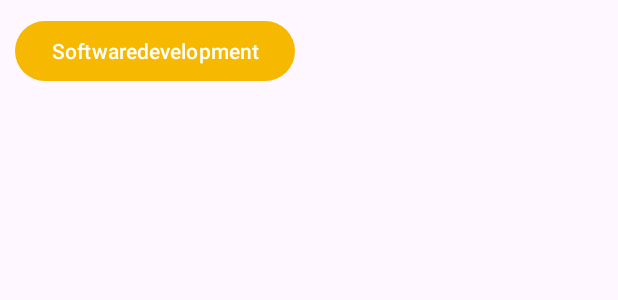
After one commit to jenxwa/Simple-Blog-Android, an Android app: the layout view_blog_chip.xml on its own in the app's theme, with its tools: preview values and no code run, on a phone screen of 412 x 824 dp. The commit adds this screen. Shown: the top 300 px of the screen. Run offline under Robolectric (Android 15) with nearby library versions, the phone set to English and light mode, and no system bars.

Commit message:
gradle adjustments, setup for chips

```diff
--- a/app/build.gradle.kts
+++ b/app/build.gradle.kts
@@ -44,9 +44,9 @@ android {
 
 dependencies {
 
-    implementation("androidx.core:core-ktx:1.9.0")
+    implementation("androidx.core:core-ktx:1.10.1")
     implementation("androidx.appcompat:appcompat:1.6.1")
-    implementation("com.google.android.material:material:1.8.0")
+    implementation("com.google.android.material:material:1.9.0")
     implementation("androidx.constraintlayout:constraintlayout:2.1.4")
     testImplementation("junit:junit:4.13.2")
     androidTestImplementation("androidx.test.ext:junit:1.1.5")
--- a/app/src/main/java/com/example/itstudentspool2/data/BlogData.kt
+++ b/app/src/main/java/com/example/itstudentspool2/data/BlogData.kt
@@ -9,5 +9,6 @@ data class BlogData(
     val jobDescription: String = "",
     val descriptionShort: String = "",
     val description: String = "",
+    val chipList: List<String> = emptyList(),
     val imageResId: Int? = null
 ) : Parcelable
--- /dev/null
+++ b/app/src/main/res/layout/view_blog_chip.xml
@@ -0,0 +1,10 @@
+<?xml version="1.0" encoding="utf-8"?>
+<com.google.android.material.button.MaterialButton xmlns:android="http://schemas.android.com/apk/res/android"
+    android:layout_width="wrap_content"
+    android:layout_height="wrap_content"
+    xmlns:tools="http://schemas.android.com/tools"
+    android:layout_margin="10dp"
+    xmlns:app="http://schemas.android.com/apk/res-auto"
+    app:backgroundTint="@color/c24_yellow"
+    app:elevation="30dp"
+    tools:text="Softwaredevelopment"/>
--- a/app/src/main/res/values/colors.xml
+++ b/app/src/main/res/values/colors.xml
@@ -2,4 +2,8 @@
 <resources>
     <color name="black">#FF000000</color>
     <color name="white">#FFFFFFFF</color>
+    <color name="c24_blue">#063773</color>
+    <color name="c24_yellow">#F6B800</color>
+    <color name="c24_lightgrey">#DCDCDC</color>
+    <color name="c24_red">#F24900</color>
 </resources>
```
Also changed, not shown: app/src/main/res/layout/view_blog_item_2.xml (+14 -0 lines).
